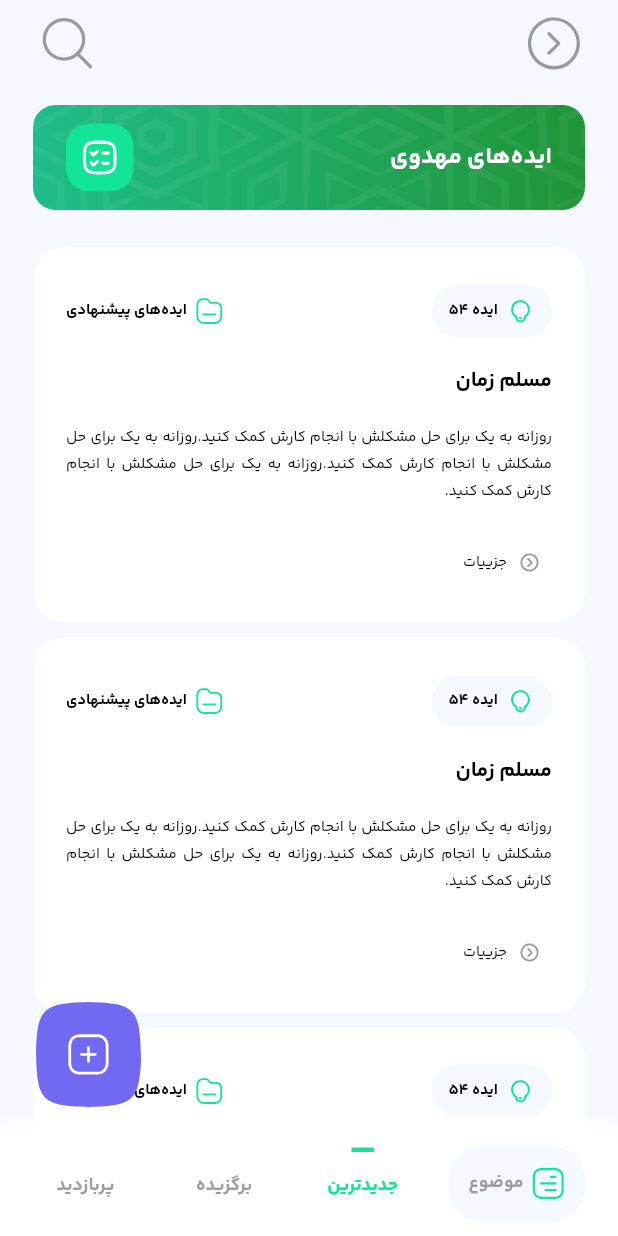
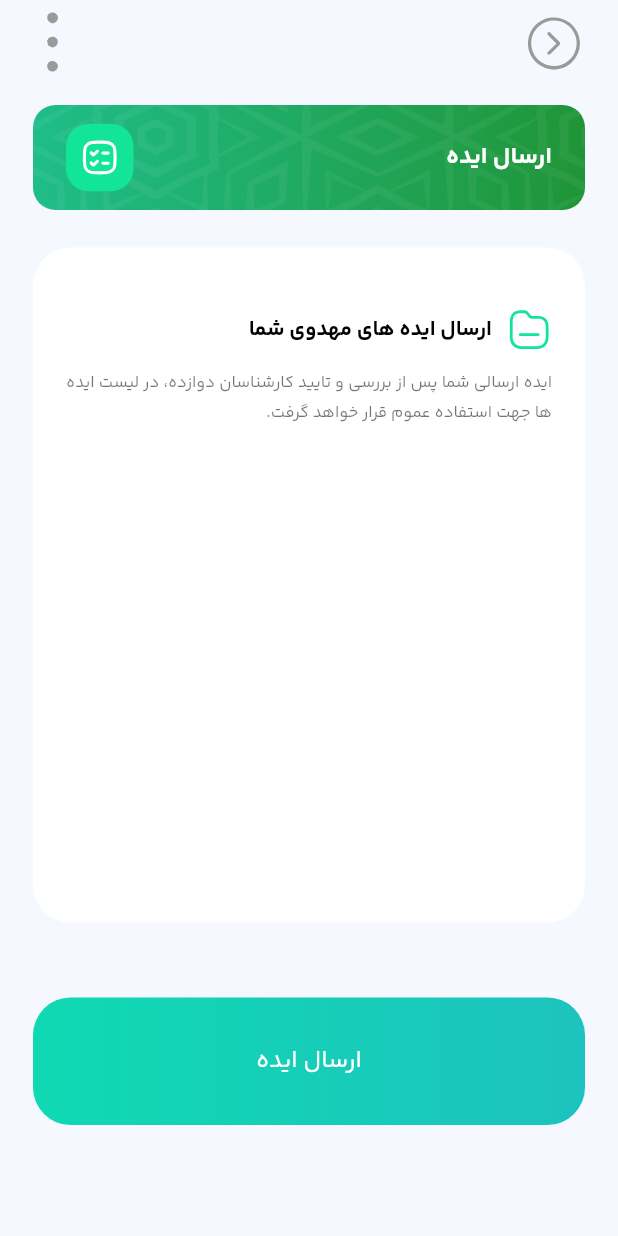
Before and after one commit to HamidrezaTorkamaneh/loginapp, a Flutter app: the screen it shows after launch, on a phone screen of 412 x 824 dp. Run offline on Flutter 3.47's test engine with Material 3 defaults, Android fonts, the phone set to English and light mode, and no system bars; our stand-ins replace dio, flutter_otp_text_field, flutter_svg, hive, pin_code_fields, slide_countdown; accounts and stored records are empty; project files that could hold a hidden picture were left out.

Commit message:
started add idea screen

```diff
--- a/lib/main.dart
+++ b/lib/main.dart
@@ -2,6 +2,7 @@ import 'package:flutter/material.dart';
 import 'package:flutter_localizations/flutter_localizations.dart';
 import 'package:loginapp/data/enter_code.dart';
 import 'package:loginapp/screens/enter_code/number_code_screen.dart';
+import 'package:loginapp/screens/ideas/add_idea_screen.dart';
 import 'package:loginapp/screens/ideas/mahdavi_idaes_screen.dart';
 import 'package:loginapp/screens/login_screens/login_by_email_screen.dart';
 import 'package:loginapp/screens/login_screens/login_by_number_screen.dart';
@@ -79,7 +80,7 @@ class MyApp extends StatelessWidget {
         Locale("fa", "IR"),
       ],
       debugShowCheckedModeBanner: false,
-      home:MahdaviIdeasScreen(),
+      home:AddIdeaScreen(),
     );
   }
 }
--- /dev/null
+++ b/lib/screens/ideas/add_idea_screen.dart
@@ -0,0 +1,124 @@
+import 'package:flutter/cupertino.dart';
+import 'package:flutter/material.dart';
+import 'package:flutter/services.dart';
+import 'package:loginapp/widgets/header.dart';
+import 'package:loginapp/widgets/my_button2.dart';
+
+import '../../widgets/appbar_button.dart';
+import '../../widgets/cusotm_icon.dart';
+import '../../widgets/custom_appbar.dart';
+import '../../widgets/custom_color.dart';
+import '../../widgets/menu_item.dart';
+
+class AddIdeaScreen extends StatelessWidget {
+  const AddIdeaScreen({super.key});
+
+  @override
+  Widget build(BuildContext context) {
+    final ThemeData theme = Theme.of(context);
+    return Scaffold(
+      backgroundColor: CustomColor.backGroundColor,
+      appBar: PreferredSize(
+        child: CustomAppBar(
+          systemUiOverlayStyle: SystemUiOverlayStyle(
+            statusBarColor: CustomColor.backGroundColor,
+            statusBarIconBrightness: Brightness.dark,
+            systemNavigationBarColor: CustomColor.backGroundColor,
+            systemNavigationBarIconBrightness: Brightness.dark,
+          ),
+          actions: [
+            PopupMenuButton(
+              offset: Offset(45, 0),
+              shape: const RoundedRectangleBorder(
+                borderRadius: BorderRadius.all(
+                  Radius.circular(22),
+                ),
+              ),
+              elevation: 0,
+              child: CircleAvatar(
+                backgroundColor: Colors.transparent,
+                child: CustomIcon(
+                  icon: 'menu',
+                  size: 25,
+                  color: CustomColor.greyColor,
+                ),
+              ),
+              itemBuilder: (BuildContext context) => <PopupMenuEntry>[
+                PopupMenuItem(
+                  child: MenuItem(
+                    icon: 'home',
+                    text: 'بازگشت به صفحه اصلی',
+                  ),
+                  onTap: () {
+                    Navigator.pop(context);
+                  },
+                ),
+              ],
+            )
+          ],
+          leading: InkWell(
+            onTap: () {
+              Navigator.pop(context);
+            },
+            child: AppbarButton(
+              icon: 'arrow_back_circle',
+              size: 60,
+              color: CustomColor.greyColor,
+            ),
+          ),
+        ),
+        preferredSize: const Size.fromHeight(70),
+      ),
+      body: Column(
+        children: [
+          Header(text: 'ارسال ایده'),
+          SizedBox(height: 25),
+          Container(
+            margin: EdgeInsets.symmetric(horizontal: 22),
+            width: double.infinity,
+            height: 450,
+            decoration: BoxDecoration(
+              borderRadius: BorderRadius.circular(25),
+              color: Colors.white,
+            ),
+            child: Padding(
+              padding: const EdgeInsets.symmetric(horizontal: 22),
+              child: Column(
+                children: [
+                  SizedBox(height: 40),
+                  Row(
+                    children: [
+                      CustomIcon(
+                          icon: 'file',
+                          color: CustomColor.greenColor2,
+                          size: 30),
+                      SizedBox(width: 10),
+                      Text(
+                        'ارسال ایده های مهدوی شما',
+                        style: theme.textTheme.headline4
+                            ?.apply(color: Colors.black, fontFamily: 'YB'),
+                      ),
+                    ],
+                  ),
+                  SizedBox(height: 10),
+                  Text(
+                    'ایده ارسالی شما پس از بررسی و تایید کارشناسان دوازده، در لیست ایده ها جهت استفاده عموم قرار خواهد گرفت.',
+                    style: theme.textTheme.headline5?.apply(
+                      color: Colors.black54,
+                      heightDelta: 0.5,
+                      fontSizeDelta: 1,
+                    ),
+                    textAlign: TextAlign.justify,
+                  ),
+                  SizedBox(height: 10),
+                ],
+              ),
+            ),
+          ),
+          SizedBox(height: 50),
+          MyButton2(text: 'ارسال ایده', ontap: () {})
+        ],
+      ),
+    );
+  }
+}
--- a/lib/screens/ideas/mahdavi_idaes_screen.dart
+++ b/lib/screens/ideas/mahdavi_idaes_screen.dart
@@ -63,9 +63,9 @@ class _MahdaviIdeasScreenState extends State<MahdaviIdeasScreen> {
       backgroundColor: CustomColor.backGroundColor,
       body: Stack(
         children: [
-          const Align(
+           Align(
             alignment: Alignment.topCenter,
-            child: Header(),
+            child: Header(text: 'ایده‌های مهدوی',),
           ),
           Padding(
             padding: const EdgeInsets.only(top: 90),
--- a/lib/widgets/header.dart
+++ b/lib/widgets/header.dart
@@ -5,7 +5,8 @@ import 'cusotm_icon.dart';
 import 'custom_color.dart';
 
 class Header extends StatelessWidget{
-  const Header({super.key});
+  String text;
+  Header({super.key,required this.text});
 
   @override
   Widget build(BuildContext context) {
@@ -37,7 +38,7 @@ class Header extends StatelessWidget{
             child: Row(
               children: [
                 Text(
-                  'ایده‌های مهدوی',
+                  text,
                   style: theme.textTheme.bodyText2,
                 ),
                 Spacer(),
--- a/lib/widgets/idea_items.dart
+++ b/lib/widgets/idea_items.dart
@@ -76,7 +76,7 @@ class IdeaItems extends StatelessWidget{
           Text(
             'روزانه به یک برای حل مشکلش با انجام کارش کمک کنید.روزانه به یک برای حل مشکلش با انجام کارش کمک کنید.روزانه به یک برای حل مشکلش با انجام کارش کمک کنید.',
             textAlign: TextAlign.justify,
-            style: theme.textTheme.headline5?.apply(
+            style: theme.textTheme.headline4?.apply(
               color: Colors.black,
               heightDelta: 0.5,
             ),
--- /dev/null
+++ b/lib/widgets/menu_item.dart
@@ -0,0 +1,36 @@
+import 'package:flutter/cupertino.dart';
+import 'package:flutter/material.dart';
+
+import 'cusotm_icon.dart';
+
+class MenuItem extends StatelessWidget {
+  MenuItem({
+    super.key,
+    required this.icon,
+    required this.text,
+  });
+
+  String icon;
+  String text;
+
+  @override
+  Widget build(BuildContext context) {
+    final ThemeData theme = Theme.of(context);
+    return Row(
+      children: [
+        CustomIcon(
+          icon: icon,
+          size: 22,
+          color: Colors.grey,
+        ),
+        const SizedBox(width: 10),
+        Text(
+          text,
+          style: theme.textTheme.headline5?.apply(
+            color: Colors.black,
+          ),
+        ),
+      ],
+    );
+  }
+}
--- a/lib/widgets/my_button2.dart
+++ b/lib/widgets/my_button2.dart
@@ -11,7 +11,7 @@ class MyButton2 extends StatelessWidget{
   Widget build(BuildContext context) {
     final ThemeData theme = Theme.of(context);
     return  Container(
-
+      margin: EdgeInsets.symmetric(horizontal: 22),
       width: double.infinity,
       height: 85,
       decoration: BoxDecoration(
--- a/pubspec.yaml
+++ b/pubspec.yaml
@@ -45,6 +45,7 @@ dependencies:
   flutter_timer_countdown: ^1.0.7
   flutter_countdown_timer: ^4.1.0
   argon_buttons_flutter: ^1.1.0
+  dropdown_button2: ^2.3.9
 
 
 dev_dependencies:
@@ -59,7 +60,7 @@ dev_dependencies:
   # activated in the `analysis_options.yaml` file located at the root of your
   # package. See that file for information about deactivating specific lint
   # rules and activating additional ones.
-  flutter_lints: ^2.0.0
+
 
 # For information on the generic Dart part of this file, see the
 # following page: https://dart.dev/tools/pub/pubspec
```
Also changed, not shown: assets/images/icon_arrow.svg (added), assets/images/icon_home.svg (added), assets/images/icon_menu.svg (added), lib/generated/assets.dart, pubspec.lock.
